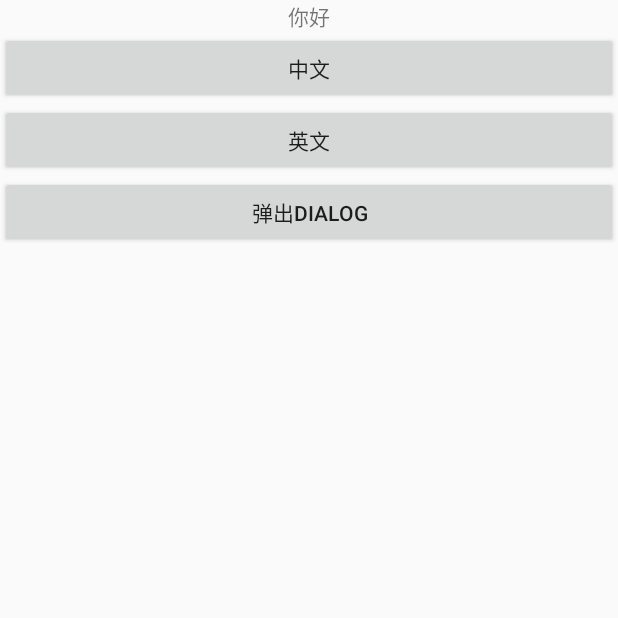
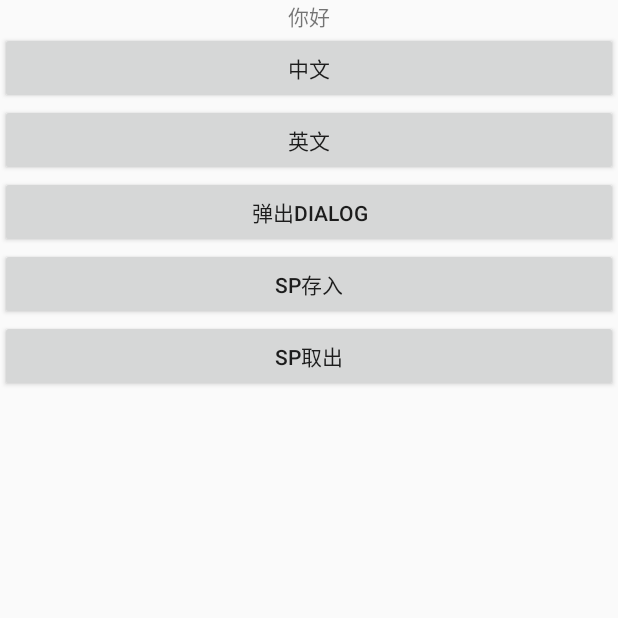
Before and after one commit to MrZ188/BJResource, an Android app: the screen it shows after launch (MainActivity), on a phone screen of 412 x 824 dp, the top half of it. Run offline under Robolectric (Android 15) with nearby library versions, the phone set to English and light mode, and no system bars; our stand-ins replace ButterKnife.

```diff
--- a/app/src/main/AndroidManifest.xml
+++ b/app/src/main/AndroidManifest.xml
@@ -11,6 +11,7 @@
         android:theme="@style/AppTheme">
         <activity
             android:name=".MainActivity"
+            android:screenOrientation="portrait"
             android:configChanges="locale">
             <intent-filter>
                 <action android:name="android.intent.action.MAIN" />
--- a/app/src/main/java/com/example/zhupan/myresource/MySdk.java
+++ b/app/src/main/java/com/example/zhupan/myresource/MySdk.java
@@ -2,6 +2,7 @@ package com.example.zhupan.myresource;
 
 import android.app.Activity;
 import android.content.Context;
+import android.content.Intent;
 import android.content.res.Configuration;
 import android.content.res.Resources;
 import android.util.DisplayMetrics;
@@ -56,6 +57,6 @@ public class MySdk {
         configuration.locale = locale;
         Locale.setDefault(locale);
         resources.updateConfiguration(configuration,dm);
-        ( (Activity)context).recreate();
+//        ( (Activity)context).recreate();
     }
 }
--- a/app/src/main/res/layout/activity_main.xml
+++ b/app/src/main/res/layout/activity_main.xml
@@ -31,4 +31,14 @@
         android:text="@string/btn_dialog"
         android:layout_width="match_parent"
         android:layout_height="wrap_content" />
+    <Button
+        android:id="@+id/btn_sp"
+        android:text="sp存入"
+        android:layout_width="match_parent"
+        android:layout_height="wrap_content" />
+    <Button
+        android:id="@+id/btn_sp2"
+        android:text="sp取出"
+        android:layout_width="match_parent"
+        android:layout_height="wrap_content" />
 </LinearLayout>
--- a/app/src/main/res/layout/dialog_tips.xml
+++ b/app/src/main/res/layout/dialog_tips.xml
@@ -16,6 +16,7 @@
         android:textColor="@color/black" />
 
     <TextView
+        android:id="@+id/txt_context"
         android:gravity="center"
         android:layout_width="match_parent"
         android:layout_height="wrap_content"
@@ -35,7 +36,7 @@
 
         <TextView
             android:textSize="13sp"
-            android:id="@+id/btn_sure"
+            android:id="@+id/btn_negative"
             android:layout_width="0dp"
             android:layout_height="wrap_content"
             android:layout_weight="1"
@@ -51,7 +52,7 @@
 
         <TextView
             android:textSize="13sp"
-            android:id="@+id/btn_cancel"
+            android:id="@+id/btn_positive"
             android:layout_width="0dp"
             android:layout_height="wrap_content"
             android:layout_weight="1"
--- a/app/src/main/res/values/strings.xml
+++ b/app/src/main/res/values/strings.xml
@@ -8,4 +8,7 @@
     <string name="btn_dialog">弹出dialog</string>
     <string name="btn_sure">确定</string>
     <string name="btn_cancel">取消</string>
+    <string name="btn_one_store">one store pay</string>
+    <string name="dialog_title2">另一个dialog标题</string>
+    <string name="dialog_context2">我欲成仙，快乐齐天~~</string>
 </resources>
```
Also changed, not shown: app/src/main/java/com/example/zhupan/myresource/MainActivity.java (+26 -5 lines), app/src/main/java/com/example/zhupan/myresource/utils/MySpUtil.java (added, +23 -0 lines), app/src/main/java/com/example/zhupan/myresource/utils/TipsDialog.java (+37 -3 lines), 2 other files.
